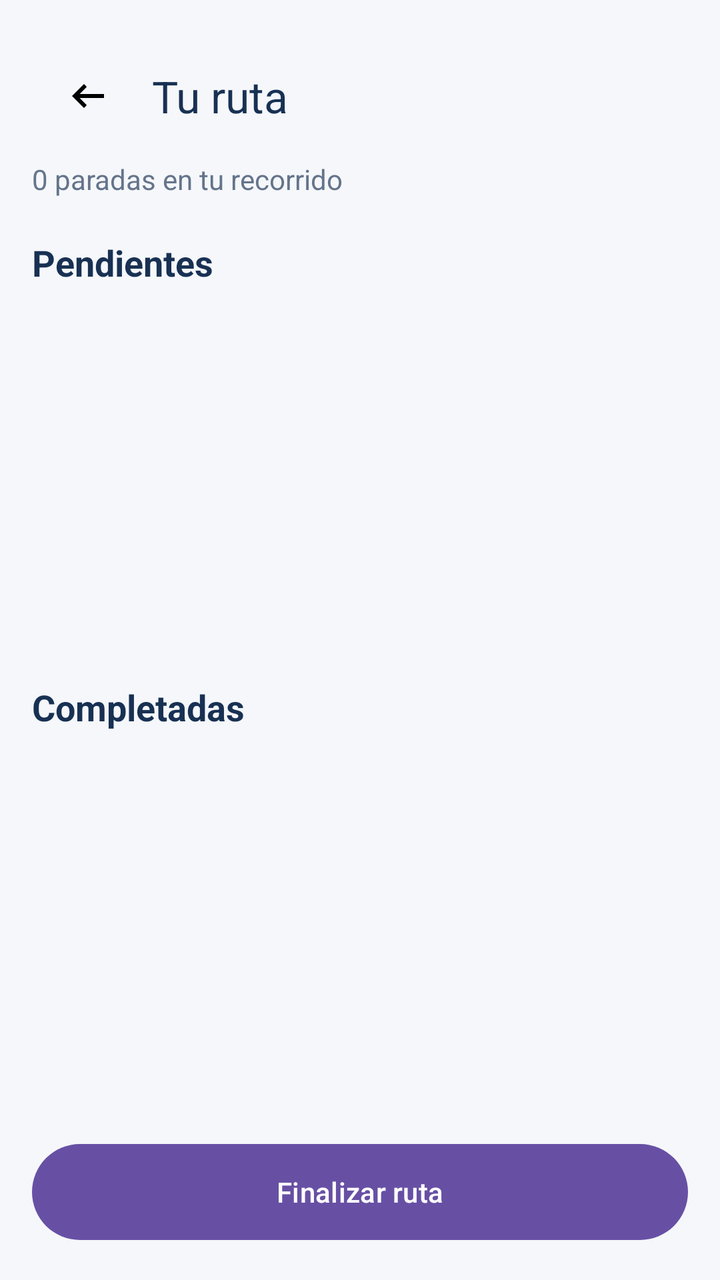
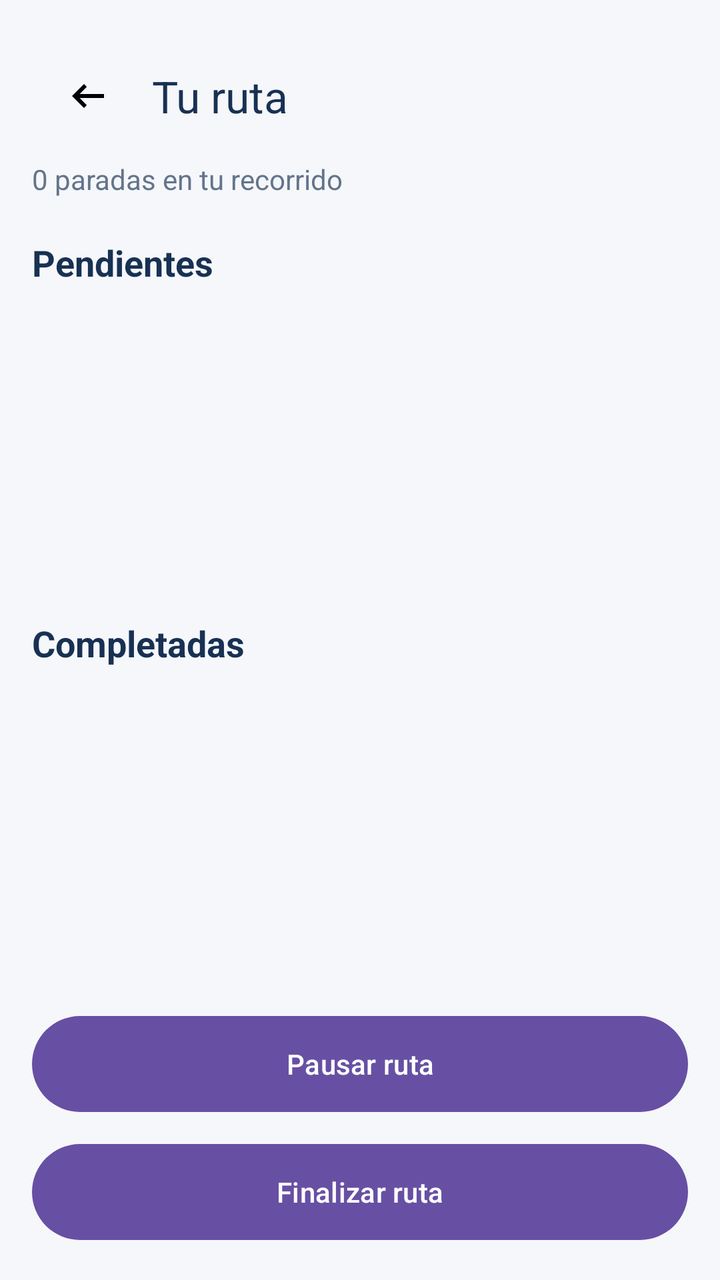

Before-and-after screenshots of an Android layout around one commit, followed by the original layout XML and the change that was made.
<!-- AndroidManifest.xml: application theme Theme.RoutePlanner -->
<!-- res/layout/activity_route_result.xml -->
<?xml version="1.0" encoding="utf-8"?>
<LinearLayout xmlns:android="http://schemas.android.com/apk/res/android"
    android:layout_width="match_parent"
    android:layout_height="match_parent"
    xmlns:app="http://schemas.android.com/apk/res-auto"
    android:orientation="vertical"
    android:background="#F5F7FA"
    android:padding="16dp">

    
    <com.google.android.material.appbar.MaterialToolbar
        android:id="@+id/toolbar"
        android:layout_width="match_parent"
        android:layout_height="?attr/actionBarSize"
        android:background="#F5F7FA"
        android:elevation="2dp"
        app:title="Tu ruta"
        app:titleTextColor="#183153"
        app:navigationIcon="@drawable/ic_arrow_back_24" />

    
    <TextView
        android:id="@+id/tvRouteSummary"
        android:layout_width="match_parent"
        android:layout_height="wrap_content"
        android:text="0 paradas en tu recorrido"
        android:textColor="#64748B"
        android:textSize="14sp"
        android:paddingBottom="20dp" />

    
    <TextView
        android:layout_width="match_parent"
        android:layout_height="wrap_content"
        android:text="Pendientes"
        android:textColor="#183153"
        android:textSize="18sp"
        android:textStyle="bold"
        android:paddingBottom="8dp" />

    <androidx.recyclerview.widget.RecyclerView
        android:id="@+id/rvPendingStops"
        android:layout_width="match_parent"
        android:layout_height="0dp"
        android:layout_weight="1"
        android:clipToPadding="false"
        android:paddingBottom="12dp" />

    
    <TextView
        android:layout_width="match_parent"
        android:layout_height="wrap_content"
        android:text="Completadas"
        android:textColor="#183153"
        android:textSize="18sp"
        android:textStyle="bold"
        android:paddingTop="8dp"
        android:paddingBottom="8dp" />

    <androidx.recyclerview.widget.RecyclerView
        android:id="@+id/rvCompletedStops"
        android:layout_width="match_parent"
        android:layout_height="0dp"
        android:layout_weight="1"
        android:clipToPadding="false"
        android:paddingBottom="12dp" />

    <Button
        android:id="@+id/btnFinishRoute"
        android:layout_width="match_parent"
        android:layout_height="56dp"
        android:layout_marginTop="12dp"
        android:text="Finalizar ruta" />

</LinearLayout>
<!-- resources referenced by this layout -->
<resources>
  <!-- drawable ic_arrow_back_24 (drawable) -->
  <vector xmlns:android="http://schemas.android.com/apk/res/android" android:autoMirrored="true" android:height="24dp" android:tint="#000000" android:viewportHeight="960" android:viewportWidth="960" android:width="24dp">
        
      <path android:fillColor="@android:color/white" android:pathData="M400,720L160,480L400,240L456,298L314,440L800,440L800,520L314,520L456,662L400,720Z"/>
      
  </vector>
  <style name="Theme.RoutePlanner" parent="Base.Theme.RoutePlanner" />
  <style name="Base.Theme.RoutePlanner" parent="Theme.Material3.DayNight.NoActionBar">
          
          
      </style>
</resources>

<!-- the commit's change to res/layout/activity_route_result.xml (unified diff, before → after) -->
@@ -66,10 +66,17 @@
         android:paddingBottom="12dp" />
 
     <Button
+        android:id="@+id/btnPauseResumeRoute"
+        android:layout_width="match_parent"
+        android:layout_height="56dp"
+        android:layout_marginTop="12dp"
+        android:text="Pausar ruta" />
+
+    <Button
         android:id="@+id/btnFinishRoute"
         android:layout_width="match_parent"
         android:layout_height="56dp"
-        android:layout_marginTop="12dp"
+        android:layout_marginTop="8dp"
         android:text="Finalizar ruta" />
 
 </LinearLayout>
